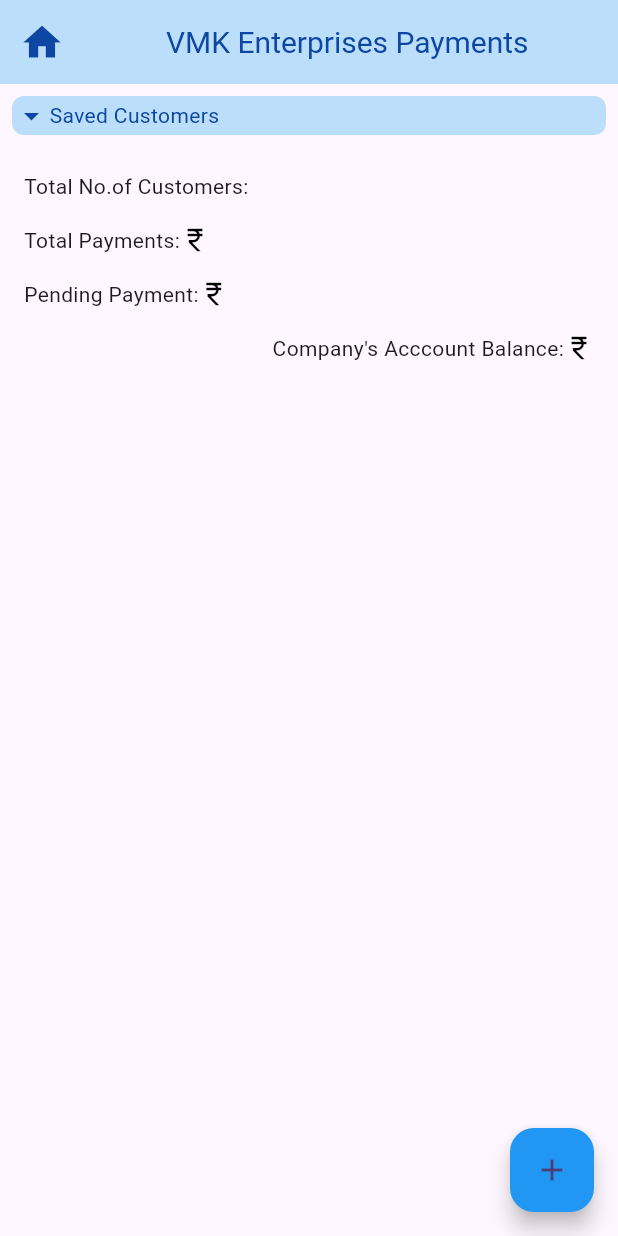
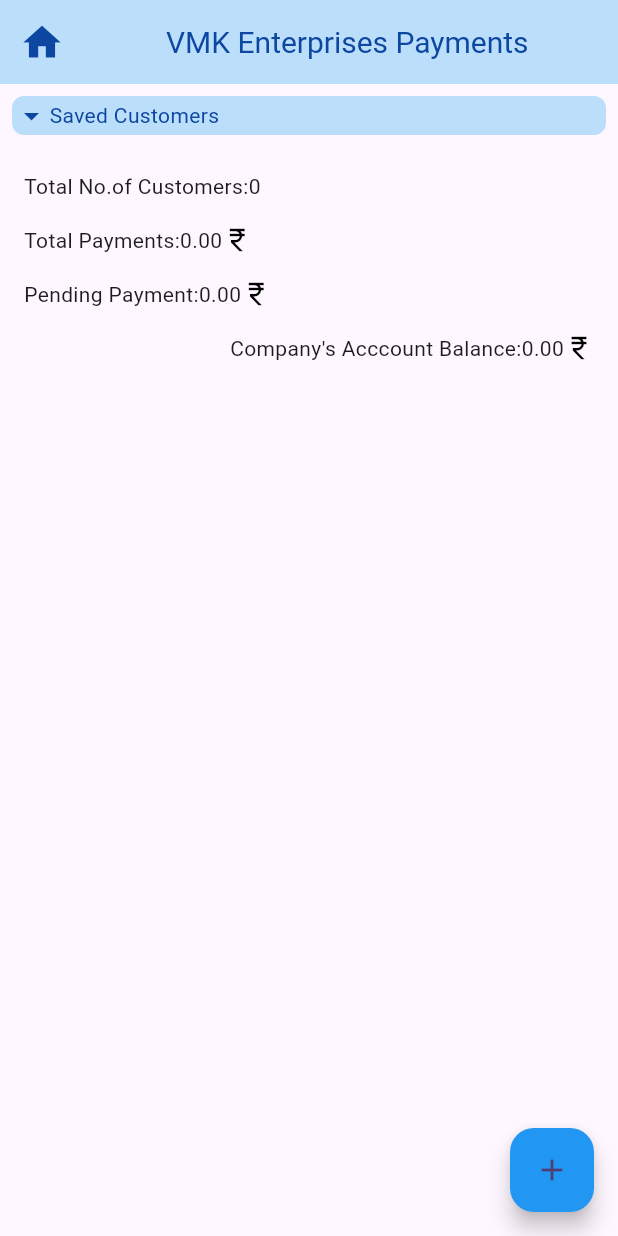
Before and after one commit to akashvtrs/project, a Flutter app: the Identities screen opened directly with empty values, after a tap on "Saved Customers", on a phone screen of 412 x 824 dp. Run offline on Flutter 3.47's test engine with Material 3 defaults, Android fonts, the phone set to English and light mode, and no system bars; missing offline and left inert: dart:js_util.

Commit message:
calculated total balance

```diff
--- a/lib/home_screen/apphomescreen.dart
+++ b/lib/home_screen/apphomescreen.dart
@@ -5,7 +5,7 @@ import 'package:final_project1/billing_page/additems.dart';
 import 'package:final_project1/billing_page/billing.dart';
 import 'package:final_project1/business_profile/details.dart';
 import 'package:flutter/material.dart';
-import 'package:flutter/widgets.dart';
+
 
 class Identities extends StatefulWidget {
   final String name_owner;
@@ -24,7 +24,26 @@ class Identities extends StatefulWidget {
 
 class _IdentitiesState extends State<Identities> {
   bool savedcustomers_bool=true;
+  double totalpayments=0.0;
+  double pendingpayment=0.0;
+  double companybalance=0.0;
 
+  @override
+  void initState() {
+    // TODO: implement initState
+    super.initState();
+    widget.amount_totalamount.forEach((item) {
+                        totalpayments+= double.parse(item);
+                      });
+                      print(totalpayments.toStringAsFixed(2));
+    widget.bal_balance.forEach((item) {
+      pendingpayment+= double.parse(item);
+    });
+    print(pendingpayment.toStringAsFixed(2));
+    companybalance=double.parse(totalpayments.toStringAsFixed(2))-double.parse(pendingpayment.toStringAsFixed(2));
+    print(companybalance.toStringAsFixed(2));
+
+  }
 
   @override
   Widget build(BuildContext context) {
@@ -83,13 +102,13 @@ class _IdentitiesState extends State<Identities> {
             children: [
               Padding(
                 padding: const EdgeInsets.all(8.0),
-                child: Text("Total No.of Customers:"),
+                child: Text("Total No.of Customers:${widget.name_customername.length}"),
               ),
               Padding(
                 padding: const EdgeInsets.all(8.0),
                 child: Row(
                   children: [
-                    Text("Total Payments:"),
+                    Text("Total Payments:${totalpayments.toStringAsFixed(2)}"),
                     Icon(Icons.currency_rupee,color: Colors.black,
                     size: 20,
                     ),
@@ -100,7 +119,7 @@ class _IdentitiesState extends State<Identities> {
                 padding: const EdgeInsets.all(8.0),
                 child: Row(
                   children: [
-                    Text("Pending Payment:"),
+                    Text("Pending Payment:${pendingpayment.toStringAsFixed(2)}"),
                     Icon(Icons.currency_rupee,color: Colors.black,
                     size: 20,
                     ),
@@ -115,7 +134,7 @@ class _IdentitiesState extends State<Identities> {
                   children: [
                     Row(
                       children: [
-                        Text("Company's Acccount Balance:"),
+                        Text("Company's Acccount Balance:${companybalance.toStringAsFixed(2)}"),
                         Icon(Icons.currency_rupee,color: Colors.black,
                     size: 20,
                     ),
```
